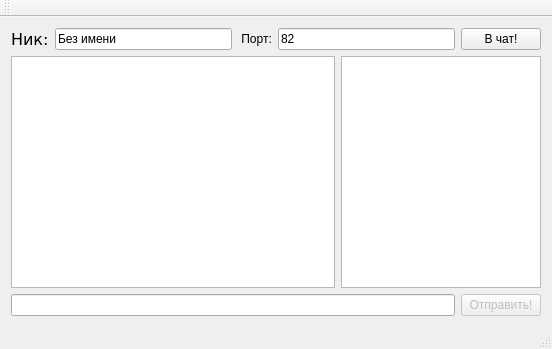
levelp/Qt_Chat, file mainwindow.ui: the form before one commit.
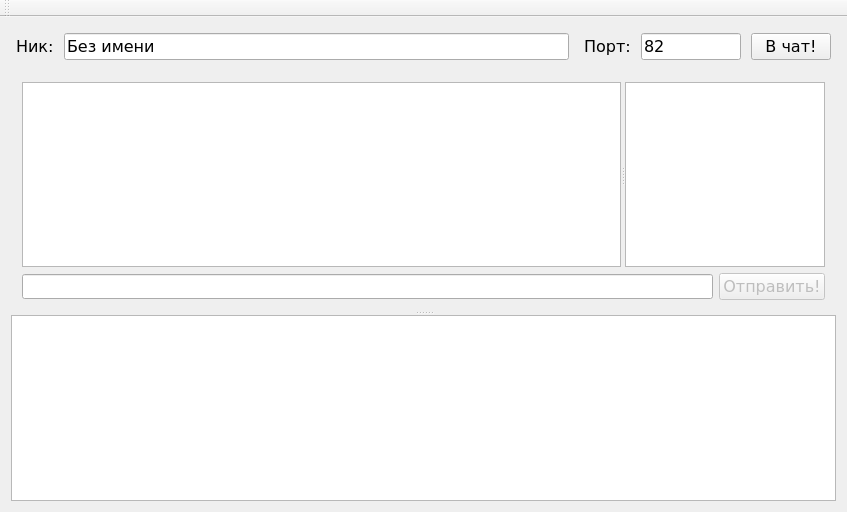
The form after the commit.

Commit message: Исправления для перехода на Qt 5.5

```diff
--- a/mainwindow.ui
+++ b/mainwindow.ui
@@ -6,17 +6,37 @@
    <rect>
     <x>0</x>
     <y>0</y>
-    <width>552</width>
-    <height>349</height>
+    <width>847</width>
+    <height>512</height>
    </rect>
   </property>
+  <property name="font">
+   <font>
+    <family>Verdana</family>
+   </font>
+  </property>
   <property name="windowTitle">
    <string>QtNetwork Demo - UDP чат</string>
   </property>
   <widget class="QWidget" name="centralWidget">
-   <layout class="QVBoxLayout" name="verticalLayout">
+   <layout class="QVBoxLayout" name="verticalLayout_2">
     <item>
      <layout class="QHBoxLayout" name="horizontalLayout">
+      <property name="spacing">
+       <number>10</number>
+      </property>
+      <property name="leftMargin">
+       <number>5</number>
+      </property>
+      <property name="topMargin">
+       <number>5</number>
+      </property>
+      <property name="rightMargin">
+       <number>5</number>
+      </property>
+      <property name="bottomMargin">
+       <number>5</number>
+      </property>
       <item>
        <widget class="QLabel" name="label">
         <property name="font">
@@ -32,13 +52,23 @@
       </item>
       <item>
        <widget class="QLineEdit" name="nicknameEdit">
+        <property name="font">
+         <font>
+          <pointsize>12</pointsize>
+         </font>
+        </property>
         <property name="text">
          <string>Без имени</string>
         </property>
        </widget>
       </item>
       <item>
-       <widget class="QLabel" name="label_2">
+       <widget class="QLabel" name="portLabel">
+        <property name="font">
+         <font>
+          <pointsize>12</pointsize>
+         </font>
+        </property>
         <property name="text">
          <string> Порт:</string>
         </property>
@@ -46,6 +76,18 @@
       </item>
       <item>
        <widget class="QLineEdit" name="portNumEdit">
+        <property name="maximumSize">
+         <size>
+          <width>100</width>
+          <height>16777215</height>
+         </size>
+        </property>
+        <property name="font">
+         <font>
+          <family>Verdana</family>
+          <pointsize>12</pointsize>
+         </font>
+        </property>
         <property name="text">
          <string>82</string>
         </property>
@@ -53,6 +95,12 @@
       </item>
       <item>
        <widget class="QPushButton" name="enterChatButton">
+        <property name="font">
+         <font>
+          <family>Verdana</family>
+          <pointsize>12</pointsize>
+         </font>
+        </property>
         <property name="text">
          <string>В чат!</string>
         </property>
@@ -61,11 +109,18 @@
      </layout>
     </item>
     <item>
-     <layout class="QHBoxLayout" name="horizontalLayout_2">
+     <widget class="QSplitter" name="splitter">
+      <property name="orientation">
+       <enum>Qt::Vertical</enum>
+      </property>
+      <widget class="QWidget" name="">
+       <layout class="QVBoxLayout" name="verticalLayout">
       <item>
+         <widget class="QSplitter" name="vSplitter">
+          <property name="orientation">
+           <enum>Qt::Horizontal</enum>
+          </property>
        <widget class="QPlainTextEdit" name="plainTextEdit"/>
-      </item>
-      <item>
        <widget class="QListWidget" name="onlineList">
         <property name="maximumSize">
          <size>
@@ -74,16 +129,18 @@
          </size>
         </property>
        </widget>
-      </item>
-     </layout>
-    </item>
-    <item>
-     <layout class="QHBoxLayout" name="centralPart"/>
+         </widget>
     </item>
     <item>
      <layout class="QHBoxLayout" name="sendMessage">
       <item>
        <widget class="QLineEdit" name="messageEdit">
+            <property name="font">
+             <font>
+              <family>Verdana</family>
+              <pointsize>10</pointsize>
+             </font>
+            </property>
         <property name="styleSheet">
          <string notr="true">.messageEdit {
   color: #FF0202;
@@ -96,6 +153,11 @@
         <property name="enabled">
          <bool>false</bool>
         </property>
+            <property name="font">
+             <font>
+              <pointsize>12</pointsize>
+             </font>
+            </property>
         <property name="text">
          <string>Отправить!</string>
         </property>
@@ -105,6 +167,11 @@
     </item>
    </layout>
   </widget>
+      <widget class="QTextBrowser" name="log"/>
+     </widget>
+    </item>
+   </layout>
+  </widget>
   <widget class="QMenuBar" name="menuBar">
    <property name="geometry">
     <rect>
@@ -123,7 +190,6 @@
     <bool>false</bool>
    </attribute>
   </widget>
-  <widget class="QStatusBar" name="statusBar"/>
  </widget>
  <layoutdefault spacing="6" margin="11"/>
  <resources/>
```
Left out of the diff: 6 changed lines with no effect on the pictures. Lines whose indentation alone changed are shown as unchanged. The commit also changes 2 other files.
